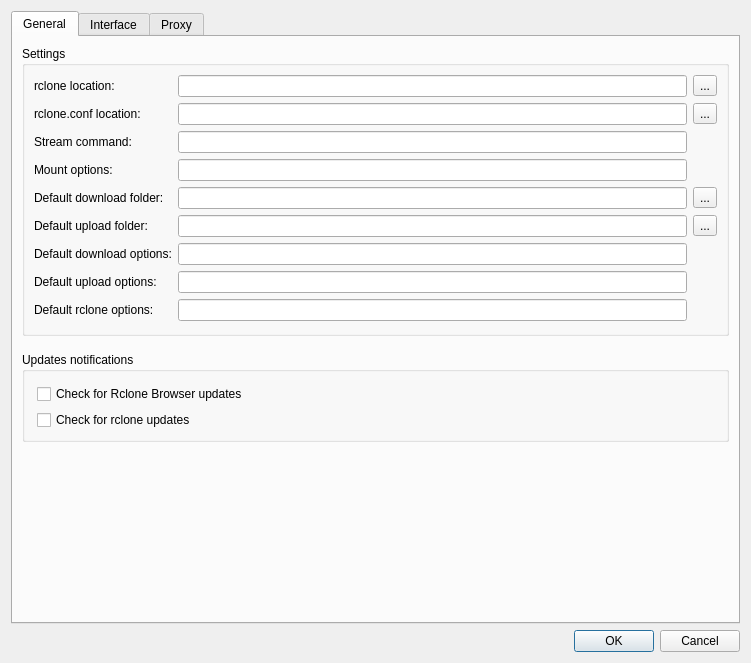
Qt form src/preferences_dialog.ui (holazt/RcloneBrowser) before a commit.
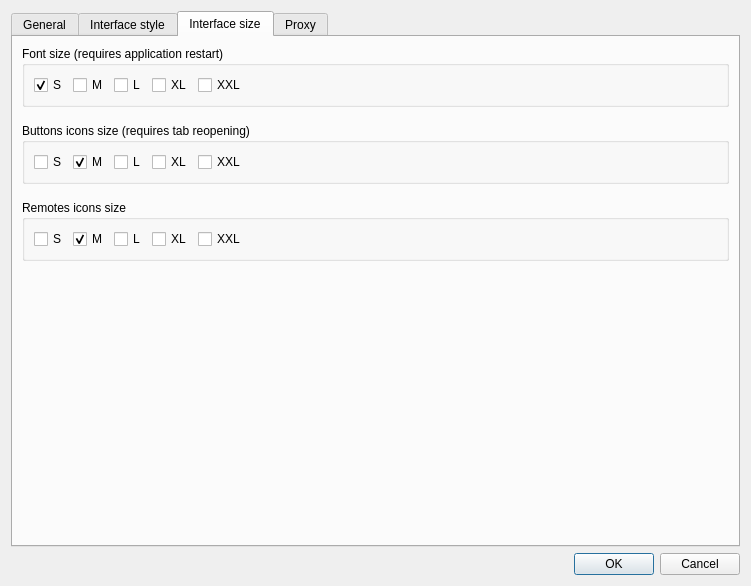
The same form after that commit. The open tabs and pages were chosen to show the change.

Commit message: introduced interface size changes options

Patch:
```diff
--- a/src/preferences_dialog.ui
+++ b/src/preferences_dialog.ui
@@ -7,7 +7,7 @@
     <x>0</x>
     <y>0</y>
     <width>751</width>
-    <height>442</height>
+    <height>550</height>
    </rect>
   </property>
   <property name="sizePolicy">
@@ -52,7 +52,7 @@
            <number>12</number>
           </property>
           <property name="horizontalSpacing">
-           <number>-1</number>
+           <number>6</number>
           </property>
           <item row="0" column="2">
            <widget class="QToolButton" name="rcloneBrowse">
@@ -337,7 +337,7 @@
      </widget>
      <widget class="QWidget" name="tab_2">
       <attribute name="title">
-       <string>Interface</string>
+       <string>Interface style</string>
       </attribute>
       <layout class="QVBoxLayout" name="verticalLayout">
        <item>
@@ -541,89 +541,6 @@
          </layout>
         </widget>
        </item>
-       <item>
-        <spacer name="verticalSpacer_51">
-         <property name="orientation">
-          <enum>Qt::Vertical</enum>
-         </property>
-         <property name="sizeType">
-          <enum>QSizePolicy::Fixed</enum>
-         </property>
-         <property name="sizeHint" stdset="0">
-          <size>
-           <width>20</width>
-           <height>10</height>
-          </size>
-         </property>
-        </spacer>
-       </item>
-       <item>
-        <widget class="QGroupBox" name="groupBox_5">
-         <property name="enabled">
-          <bool>true</bool>
-         </property>
-         <property name="sizePolicy">
-          <sizepolicy hsizetype="Preferred" vsizetype="Fixed">
-           <horstretch>0</horstretch>
-           <verstretch>0</verstretch>
-          </sizepolicy>
-         </property>
-         <property name="title">
-          <string>Remotes icons size</string>
-         </property>
-         <layout class="QHBoxLayout" name="horizontalLayout">
-          <item>
-           <widget class="QCheckBox" name="cb_small">
-            <property name="text">
-             <string>Small</string>
-            </property>
-            <property name="autoExclusive">
-             <bool>true</bool>
-            </property>
-            <property name="tristate">
-             <bool>false</bool>
-            </property>
-           </widget>
-          </item>
-          <item>
-           <widget class="QCheckBox" name="cb_medium">
-            <property name="text">
-             <string>Medium</string>
-            </property>
-            <property name="checked">
-             <bool>true</bool>
-            </property>
-            <property name="autoExclusive">
-             <bool>true</bool>
-            </property>
-           </widget>
-          </item>
-          <item>
-           <widget class="QCheckBox" name="cb_large">
-            <property name="text">
-             <string>Large</string>
-            </property>
-            <property name="autoExclusive">
-             <bool>true</bool>
-            </property>
-           </widget>
-          </item>
-          <item>
-           <spacer name="horizontalSpacer">
-            <property name="orientation">
-             <enum>Qt::Horizontal</enum>
-            </property>
-            <property name="sizeHint" stdset="0">
-             <size>
-              <width>40</width>
-              <height>20</height>
-             </size>
-            </property>
-           </spacer>
-          </item>
-         </layout>
-        </widget>
-       </item>
        <item>
         <spacer name="verticalSpacer_2">
          <property name="orientation">
@@ -685,8 +602,311 @@
          </layout>
         </widget>
        </item>
+      </layout>
+     </widget>
+     <widget class="QWidget" name="tab_3">
+      <attribute name="title">
+       <string>Interface size</string>
+      </attribute>
+      <layout class="QVBoxLayout" name="verticalLayout_6">
        <item>
-        <spacer name="verticalSpacer_4">
+        <widget class="QGroupBox" name="font_size">
+         <property name="enabled">
+          <bool>true</bool>
+         </property>
+         <property name="sizePolicy">
+          <sizepolicy hsizetype="Preferred" vsizetype="Fixed">
+           <horstretch>0</horstretch>
+           <verstretch>0</verstretch>
+          </sizepolicy>
+         </property>
+         <property name="title">
+          <string>Font size (requires application restart)</string>
+         </property>
+         <layout class="QHBoxLayout" name="horizontalLayout_4">
+          <item>
+           <widget class="QCheckBox" name="cb_font_s">
+            <property name="text">
+             <string>S</string>
+            </property>
+            <property name="checked">
+             <bool>true</bool>
+            </property>
+            <property name="autoExclusive">
+             <bool>true</bool>
+            </property>
+            <property name="tristate">
+             <bool>false</bool>
+            </property>
+           </widget>
+          </item>
+          <item>
+           <widget class="QCheckBox" name="cb_font_m">
+            <property name="text">
+             <string>M</string>
+            </property>
+            <property name="checked">
+             <bool>false</bool>
+            </property>
+            <property name="autoExclusive">
+             <bool>true</bool>
+            </property>
+           </widget>
+          </item>
+          <item>
+           <widget class="QCheckBox" name="cb_font_l">
+            <property name="text">
+             <string>L</string>
+            </property>
+            <property name="autoExclusive">
+             <bool>true</bool>
+            </property>
+           </widget>
+          </item>
+          <item>
+           <widget class="QCheckBox" name="cb_font_xl">
+            <property name="text">
+             <string>XL</string>
+            </property>
+            <property name="autoExclusive">
+             <bool>true</bool>
+            </property>
+           </widget>
+          </item>
+          <item>
+           <widget class="QCheckBox" name="cb_font_xxl">
+            <property name="text">
+             <string>XXL</string>
+            </property>
+            <property name="autoExclusive">
+             <bool>true</bool>
+            </property>
+           </widget>
+          </item>
+          <item>
+           <spacer name="horizontalSpacer_4">
+            <property name="orientation">
+             <enum>Qt::Horizontal</enum>
+            </property>
+            <property name="sizeHint" stdset="0">
+             <size>
+              <width>40</width>
+              <height>20</height>
+             </size>
+            </property>
+           </spacer>
+          </item>
+         </layout>
+        </widget>
+       </item>
+       <item>
+        <spacer name="verticalSpacer_6">
+         <property name="orientation">
+          <enum>Qt::Vertical</enum>
+         </property>
+         <property name="sizeType">
+          <enum>QSizePolicy::Fixed</enum>
+         </property>
+         <property name="sizeHint" stdset="0">
+          <size>
+           <width>20</width>
+           <height>10</height>
+          </size>
+         </property>
+        </spacer>
+       </item>
+       <item>
+        <widget class="QGroupBox" name="buttons">
+         <property name="enabled">
+          <bool>true</bool>
+         </property>
+         <property name="sizePolicy">
+          <sizepolicy hsizetype="Preferred" vsizetype="Fixed">
+           <horstretch>0</horstretch>
+           <verstretch>0</verstretch>
+          </sizepolicy>
+         </property>
+         <property name="title">
+          <string>Buttons icons size (requires tab reopening)</string>
+         </property>
+         <layout class="QHBoxLayout" name="horizontalLayout_5">
+          <item>
+           <widget class="QCheckBox" name="cb_button_s">
+            <property name="text">
+             <string>S</string>
+            </property>
+            <property name="autoExclusive">
+             <bool>true</bool>
+            </property>
+            <property name="tristate">
+             <bool>false</bool>
+            </property>
+           </widget>
+          </item>
+          <item>
+           <widget class="QCheckBox" name="cb_button_m">
+            <property name="text">
+             <string>M</string>
+            </property>
+            <property name="checked">
+             <bool>true</bool>
+            </property>
+            <property name="autoExclusive">
+             <bool>true</bool>
+            </property>
+           </widget>
+          </item>
+          <item>
+           <widget class="QCheckBox" name="cb_button_l">
+            <property name="text">
+             <string>L</string>
+            </property>
+            <property name="autoExclusive">
+             <bool>true</bool>
+            </property>
+           </widget>
+          </item>
+          <item>
+           <widget class="QCheckBox" name="cb_button_xl">
+            <property name="text">
+             <string>XL</string>
+            </property>
+            <property name="autoExclusive">
+             <bool>true</bool>
+            </property>
+           </widget>
+          </item>
+          <item>
+           <widget class="QCheckBox" name="cb_button_xxl">
+            <property name="text">
+             <string>XXL</string>
+            </property>
+            <property name="autoExclusive">
+             <bool>true</bool>
+            </property>
+           </widget>
+          </item>
+          <item>
+           <spacer name="horizontalSpacer_5">
+            <property name="orientation">
+             <enum>Qt::Horizontal</enum>
+            </property>
+            <property name="sizeHint" stdset="0">
+             <size>
+              <width>40</width>
+              <height>20</height>
+             </size>
+            </property>
+           </spacer>
+          </item>
+         </layout>
+        </widget>
+       </item>
+       <item>
+        <spacer name="verticalSpacer_7">
+         <property name="orientation">
+          <enum>Qt::Vertical</enum>
+         </property>
+         <property name="sizeType">
+          <enum>QSizePolicy::Fixed</enum>
+         </property>
+         <property name="sizeHint" stdset="0">
+          <size>
+           <width>20</width>
+           <height>10</height>
+          </size>
+         </property>
+        </spacer>
+       </item>
+       <item>
+        <widget class="QGroupBox" name="groupBox_5">
+         <property name="enabled">
+          <bool>true</bool>
+         </property>
+         <property name="sizePolicy">
+          <sizepolicy hsizetype="Preferred" vsizetype="Fixed">
+           <horstretch>0</horstretch>
+           <verstretch>0</verstretch>
+          </sizepolicy>
+         </property>
+         <property name="title">
+          <string>Remotes icons size</string>
+         </property>
+         <layout class="QHBoxLayout" name="horizontalLayout">
+          <item>
+           <widget class="QCheckBox" name="cb_remote_s">
+            <property name="text">
+             <string>S</string>
+            </property>
+            <property name="autoExclusive">
+             <bool>true</bool>
+            </property>
+            <property name="tristate">
+             <bool>false</bool>
+            </property>
+           </widget>
+          </item>
+          <item>
+           <widget class="QCheckBox" name="cb_remote_m">
+            <property name="text">
+             <string>M</string>
+            </property>
+            <property name="checked">
+             <bool>true</bool>
+            </property>
+            <property name="autoExclusive">
+             <bool>true</bool>
+            </property>
+           </widget>
+          </item>
+          <item>
+           <widget class="QCheckBox" name="cb_remote_l">
+            <property name="text">
+             <string>L</string>
+            </property>
+            <property name="autoExclusive">
+             <bool>true</bool>
+            </property>
+           </widget>
+          </item>
+          <item>
+           <widget class="QCheckBox" name="cb_remote_xl">
+            <property name="text">
+             <string>XL</string>
+            </property>
+            <property name="autoExclusive">
+             <bool>true</bool>
+            </property>
+           </widget>
+          </item>
+          <item>
+           <widget class="QCheckBox" name="cb_remote_xxl">
+            <property name="text">
+             <string>XXL</string>
+            </property>
+            <property name="autoExclusive">
+             <bool>true</bool>
+            </property>
+           </widget>
+          </item>
+          <item>
+           <spacer name="horizontalSpacer">
+            <property name="orientation">
+             <enum>Qt::Horizontal</enum>
+            </property>
+            <property name="sizeHint" stdset="0">
+             <size>
+              <width>40</width>
+              <height>20</height>
+             </size>
+            </property>
+           </spacer>
+          </item>
+         </layout>
+        </widget>
+       </item>
+       <item>
+        <spacer name="verticalSpacer_8">
          <property name="orientation">
           <enum>Qt::Vertical</enum>
          </property>
```
Left out of the diff: 21 changed lines with no effect on the pictures. The commit also changes 5 other files.
